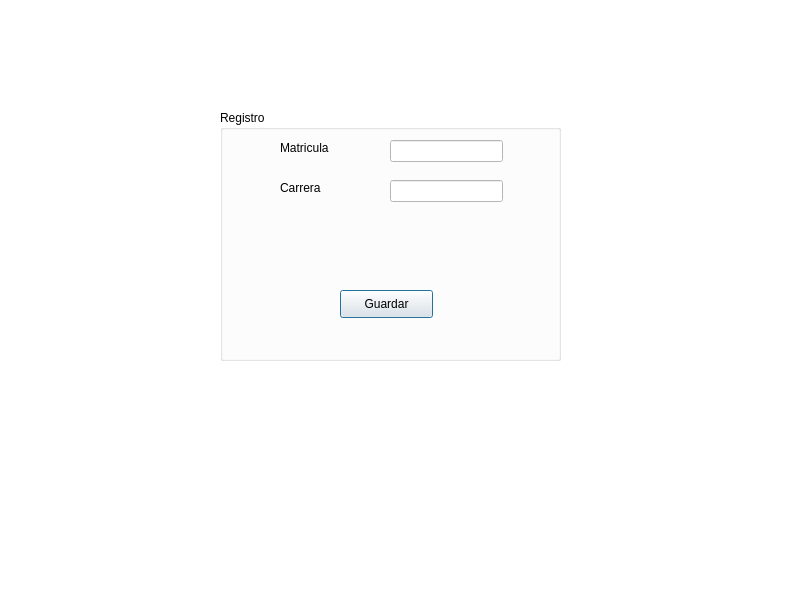
Above: UserExperience/register.ui from ChavezE/smartbooth before the change. Below: the same form after it.
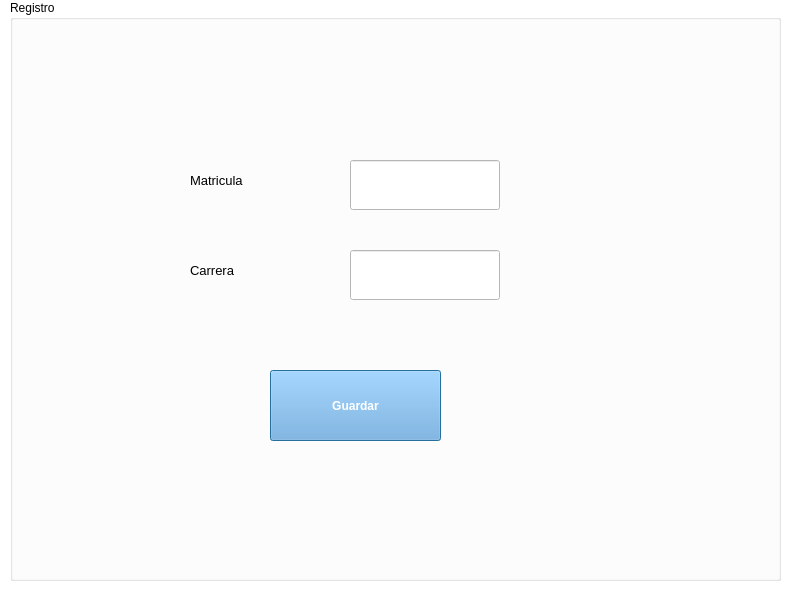
That is the form after the change.

Commit message: Added validation and errors feedback

What changed in the file:
```diff
--- a/UserExperience/register.ui
+++ b/UserExperience/register.ui
@@ -83,10 +83,10 @@
   <widget class="QGroupBox" name="Registro">
    <property name="geometry">
     <rect>
-     <x>220</x>
-     <y>110</y>
-     <width>341</width>
-     <height>251</height>
+     <x>10</x>
+     <y>0</y>
+     <width>771</width>
+     <height>581</height>
     </rect>
    </property>
    <property name="title">
@@ -95,32 +95,37 @@
    <widget class="QLineEdit" name="studentId">
     <property name="geometry">
      <rect>
-      <x>170</x>
-      <y>30</y>
-      <width>113</width>
-      <height>22</height>
+      <x>340</x>
+      <y>160</y>
+      <width>150</width>
+      <height>50</height>
      </rect>
     </property>
    </widget>
    <widget class="QLineEdit" name="carrera">
     <property name="geometry">
      <rect>
-      <x>170</x>
-      <y>70</y>
-      <width>113</width>
-      <height>22</height>
+      <x>340</x>
+      <y>250</y>
+      <width>150</width>
+      <height>50</height>
      </rect>
     </property>
    </widget>
    <widget class="QLabel" name="label">
     <property name="geometry">
      <rect>
-      <x>60</x>
-      <y>30</y>
-      <width>55</width>
-      <height>16</height>
+      <x>180</x>
+      <y>160</y>
+      <width>120</width>
+      <height>40</height>
      </rect>
     </property>
+    <property name="font">
+     <font>
+      <pointsize>10</pointsize>
+     </font>
+    </property>
     <property name="text">
      <string>Matricula</string>
     </property>
@@ -128,12 +133,17 @@
    <widget class="QLabel" name="label_2">
     <property name="geometry">
      <rect>
-      <x>60</x>
-      <y>70</y>
-      <width>55</width>
-      <height>16</height>
+      <x>180</x>
+      <y>250</y>
+      <width>140</width>
+      <height>40</height>
      </rect>
     </property>
+    <property name="font">
+     <font>
+      <pointsize>10</pointsize>
+     </font>
+    </property>
     <property name="text">
      <string>Carrera</string>
     </property>
@@ -141,14 +151,349 @@
    <widget class="QPushButton" name="registerButton">
     <property name="geometry">
      <rect>
-      <x>120</x>
-      <y>180</y>
-      <width>93</width>
-      <height>28</height>
+      <x>260</x>
+      <y>370</y>
+      <width>171</width>
+      <height>71</height>
      </rect>
     </property>
+    <property name="palette">
+     <palette>
+      <active>
+       <colorrole role="Button">
+        <brush brushstyle="SolidPattern">
+         <color alpha="255">
+          <red>109</red>
+          <green>169</green>
+          <blue>225</blue>
+         </color>
+        </brush>
+       </colorrole>
+       <colorrole role="Text">
+        <brush brushstyle="SolidPattern">
+         <color alpha="255">
+          <red>0</red>
+          <green>0</green>
+          <blue>0</blue>
+         </color>
+        </brush>
+       </colorrole>
+       <colorrole role="ButtonText">
+        <brush brushstyle="SolidPattern">
+         <color alpha="255">
+          <red>255</red>
+          <green>255</green>
+          <blue>255</blue>
+         </color>
+        </brush>
+       </colorrole>
+       <colorrole role="Base">
+        <brush brushstyle="SolidPattern">
+         <color alpha="255">
+          <red>109</red>
+          <green>169</green>
+          <blue>225</blue>
+         </color>
+        </brush>
+       </colorrole>
+       <colorrole role="Window">
+        <brush brushstyle="SolidPattern">
+         <color alpha="255">
+          <red>109</red>
+          <green>169</green>
+          <blue>225</blue>
+         </color>
+        </brush>
+       </colorrole>
+      </active>
+      <inactive>
+       <colorrole role="Button">
+        <brush brushstyle="SolidPattern">
+         <color alpha="255">
+          <red>109</red>
+          <green>169</green>
+          <blue>225</blue>
+         </color>
+        </brush>
+       </colorrole>
+       <colorrole role="Text">
+        <brush brushstyle="SolidPattern">
+         <color alpha="255">
+          <red>0</red>
+          <green>0</green>
+          <blue>0</blue>
+         </color>
+        </brush>
+       </colorrole>
+       <colorrole role="ButtonText">
+        <brush brushstyle="SolidPattern">
+         <color alpha="255">
+          <red>255</red>
+          <green>255</green>
+          <blue>255</blue>
+         </color>
+        </brush>
+       </colorrole>
+       <colorrole role="Base">
+        <brush brushstyle="SolidPattern">
+         <color alpha="255">
+          <red>109</red>
+          <green>169</green>
+          <blue>225</blue>
+         </color>
+        </brush>
+       </colorrole>
+       <colorrole role="Window">
+        <brush brushstyle="SolidPattern">
+         <color alpha="255">
+          <red>109</red>
+          <green>169</green>
+          <blue>225</blue>
+         </color>
+        </brush>
+       </colorrole>
+      </inactive>
+      <disabled>
+       <colorrole role="Button">
+        <brush brushstyle="SolidPattern">
+         <color alpha="255">
+          <red>109</red>
+          <green>169</green>
+          <blue>225</blue>
+         </color>
+        </brush>
+       </colorrole>
+       <colorrole role="Text">
+        <brush brushstyle="SolidPattern">
+         <color alpha="255">
+          <red>120</red>
+          <green>120</green>
+          <blue>120</blue>
+         </color>
+        </brush>
+       </colorrole>
+       <colorrole role="ButtonText">
+        <brush brushstyle="SolidPattern">
+         <color alpha="255">
+          <red>120</red>
+          <green>120</green>
+          <blue>120</blue>
+         </color>
+        </brush>
+       </colorrole>
+       <colorrole role="Base">
+        <brush brushstyle="SolidPattern">
+         <color alpha="255">
+          <red>109</red>
+          <green>169</green>
+          <blue>225</blue>
+         </color>
+        </brush>
+       </colorrole>
+       <colorrole role="Window">
+        <brush brushstyle="SolidPattern">
+         <color alpha="255">
+          <red>109</red>
+          <green>169</green>
+          <blue>225</blue>
+         </color>
+        </brush>
+       </colorrole>
+      </disabled>
+     </palette>
+    </property>
+    <property name="font">
+     <font>
+      <weight>75</weight>
+      <bold>true</bold>
+     </font>
+    </property>
+    <property name="autoFillBackground">
+     <bool>false</bool>
+    </property>
+    <property name="styleSheet">
+     <string notr="true">background:rgb(109, 169, 225)</string>
+    </property>
     <property name="text">
      <string>Guardar</string>
+    </property>
+    <property name="default">
+     <bool>false</bool>
+    </property>
+   </widget>
+   <widget class="QLabel" name="mat_error">
+    <property name="geometry">
+     <rect>
+      <x>350</x>
+      <y>220</y>
+      <width>121</width>
+      <height>17</height>
+     </rect>
+    </property>
+    <property name="palette">
+     <palette>
+      <active>
+       <colorrole role="WindowText">
+        <brush brushstyle="SolidPattern">
+         <color alpha="255">
+          <red>255</red>
+          <green>0</green>
+          <blue>0</blue>
+         </color>
+        </brush>
+       </colorrole>
+       <colorrole role="Text">
+        <brush brushstyle="SolidPattern">
+         <color alpha="255">
+          <red>0</red>
+          <green>0</green>
+          <blue>0</blue>
+         </color>
+        </brush>
+       </colorrole>
+      </active>
+      <inactive>
+       <colorrole role="WindowText">
+        <brush brushstyle="SolidPattern">
+         <color alpha="255">
+          <red>255</red>
+          <green>0</green>
+          <blue>0</blue>
+         </color>
+        </brush>
+       </colorrole>
+       <colorrole role="Text">
+        <brush brushstyle="SolidPattern">
+         <color alpha="255">
+          <red>0</red>
+          <green>0</green>
+          <blue>0</blue>
+         </color>
+        </brush>
+       </colorrole>
+      </inactive>
+      <disabled>
+       <colorrole role="WindowText">
+        <brush brushstyle="SolidPattern">
+         <color alpha="255">
+          <red>120</red>
+          <green>120</green>
+          <blue>120</blue>
+         </color>
+        </brush>
+       </colorrole>
+       <colorrole role="Text">
+        <brush brushstyle="SolidPattern">
+         <color alpha="255">
+          <red>120</red>
+          <green>120</green>
+          <blue>120</blue>
+         </color>
+        </brush>
+       </colorrole>
+      </disabled>
+     </palette>
+    </property>
+    <property name="font">
+     <font>
+      <family>MS Shell Dlg 2</family>
+      <pointsize>8</pointsize>
+      <weight>75</weight>
+      <italic>false</italic>
+      <bold>true</bold>
+     </font>
+    </property>
+    <property name="styleSheet">
+     <string notr="true"/>
+    </property>
+    <property name="text">
+     <string/>
+    </property>
+   </widget>
+   <widget class="QLabel" name="car_error">
+    <property name="geometry">
+     <rect>
+      <x>350</x>
+      <y>310</y>
+      <width>121</width>
+      <height>17</height>
+     </rect>
+    </property>
+    <property name="palette">
+     <palette>
+      <active>
+       <colorrole role="WindowText">
+        <brush brushstyle="SolidPattern">
+         <color alpha="255">
+          <red>255</red>
+          <green>0</green>
+          <blue>0</blue>
+         </color>
+        </brush>
+       </colorrole>
+       <colorrole role="Text">
+        <brush brushstyle="SolidPattern">
+         <color alpha="255">
+          <red>0</red>
+          <green>0</green>
+          <blue>0</blue>
+         </color>
+        </brush>
+       </colorrole>
+      </active>
+      <inactive>
+       <colorrole role="WindowText">
+        <brush brushstyle="SolidPattern">
+         <color alpha="255">
+          <red>255</red>
+          <green>0</green>
+          <blue>0</blue>
+         </color>
+        </brush>
+       </colorrole>
+       <colorrole role="Text">
+        <brush brushstyle="SolidPattern">
+         <color alpha="255">
+          <red>0</red>
+          <green>0</green>
+          <blue>0</blue>
+         </color>
+        </brush>
+       </colorrole>
+      </inactive>
+      <disabled>
+       <colorrole role="WindowText">
+        <brush brushstyle="SolidPattern">
+         <color alpha="255">
+          <red>120</red>
+          <green>120</green>
+          <blue>120</blue>
+         </color>
+        </brush>
+       </colorrole>
+       <colorrole role="Text">
+        <brush brushstyle="SolidPattern">
+         <color alpha="255">
+          <red>120</red>
+          <green>120</green>
+          <blue>120</blue>
+         </color>
+        </brush>
+       </colorrole>
+      </disabled>
+     </palette>
+    </property>
+    <property name="font">
+     <font>
+      <weight>75</weight>
+      <bold>true</bold>
+     </font>
+    </property>
+    <property name="styleSheet">
+     <string notr="true"/>
+    </property>
+    <property name="text">
+     <string/>
     </property>
    </widget>
   </widget>
```
The commit also changes 6 other files.
